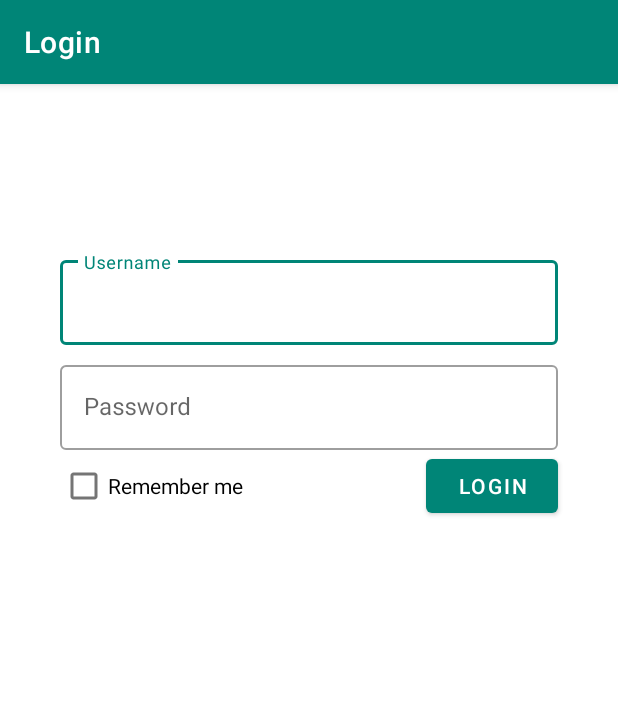
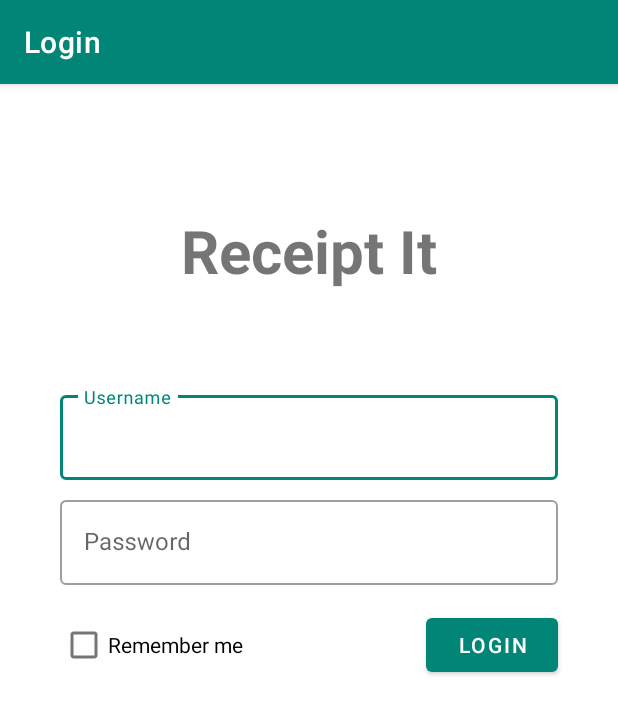
Before and after one commit to ReceiptIt/android-receipt-it, an Android app: the screen it shows after launch (LoginActivity), on a phone screen of 412 x 824 dp. Shown: the top 714 px of the screen. Run offline under Robolectric (Android 15) with nearby library versions, the phone set to English and light mode, and no system bars; our stand-ins replace data binding.

Commit message:
add login header, add product list page title

```diff
--- a/app/src/main/java/com/receiptit/receiptProductList/ReceiptProductListActivity.kt
+++ b/app/src/main/java/com/receiptit/receiptProductList/ReceiptProductListActivity.kt
@@ -16,6 +16,7 @@ class ReceiptProductListActivity : AppCompatActivity(), ReceiptProductListRecycl
     override fun onCreate(savedInstanceState: Bundle?) {
         super.onCreate(savedInstanceState)
         setContentView(R.layout.activity_receipt_product_list)
+        title = getString(R.string.receipt_product_list_activity)
 
         val recyclerView = rv_receipt_product_list
         recyclerView.layoutManager = LinearLayoutManager(this)
--- a/app/src/main/res/layout/activity_login.xml
+++ b/app/src/main/res/layout/activity_login.xml
@@ -15,15 +15,27 @@
             android:paddingTop="@dimen/margin_small"
             tools:context=".login.LoginActivity">
 
+        <TextView android:layout_width="wrap_content"
+                  android:layout_height="wrap_content"
+                  android:id="@+id/tv_login_header"
+                  android:text="@string/app_name"
+                  android:textSize="40sp"
+                  android:textStyle="bold"
+                  app:layout_constraintLeft_toLeftOf="parent"
+                  app:layout_constraintRight_toRightOf="parent"
+                  app:layout_constraintTop_toTopOf="parent"
+                  app:layout_constraintBottom_toBottomOf="parent"
+                  app:layout_constraintVertical_bias="0.1"/>
+
         <com.google.android.material.textfield.TextInputLayout
                 android:layout_width="match_parent"
                 android:layout_height="wrap_content"
                 android:id="@+id/tl_username_layout"
                 app:layout_constraintEnd_toEndOf="parent"
                 app:layout_constraintStart_toStartOf="parent"
-                app:layout_constraintTop_toTopOf="parent"
+                app:layout_constraintTop_toBottomOf="@id/tv_login_header"
                 android:layout_marginStart="@dimen/margin_medium"
-                android:layout_marginTop="@dimen/margin_huge"
+                android:layout_marginTop="@dimen/margin_large"
                 android:layout_marginEnd="@dimen/margin_medium"
                 style="@style/Widget.MaterialComponents.TextInputLayout.OutlinedBox"
                 android:hint="@string/login_user_name">
@@ -61,6 +73,7 @@
                 app:layout_constraintTop_toBottomOf="@id/tl_password_layout"
                 app:layout_constraintRight_toRightOf="parent"
                 android:layout_marginEnd="@dimen/margin_medium"
+                android:layout_marginTop="@dimen/margin_small"
                 android:text="@string/login_button"
                 android:onClick="@{()->viewmodel.onClick()}"/>
 
@@ -69,6 +82,7 @@
                 android:layout_height="wrap_content"
                 android:id="@+id/cb_remember_me"
                 android:layout_marginStart="@dimen/margin_medium"
+                android:layout_marginTop="@dimen/margin_small"
                 app:layout_constraintTop_toBottomOf="@id/tl_password_layout"
                 app:layout_constraintLeft_toLeftOf="parent"
                 android:text="@string/login_remember_me"
```
